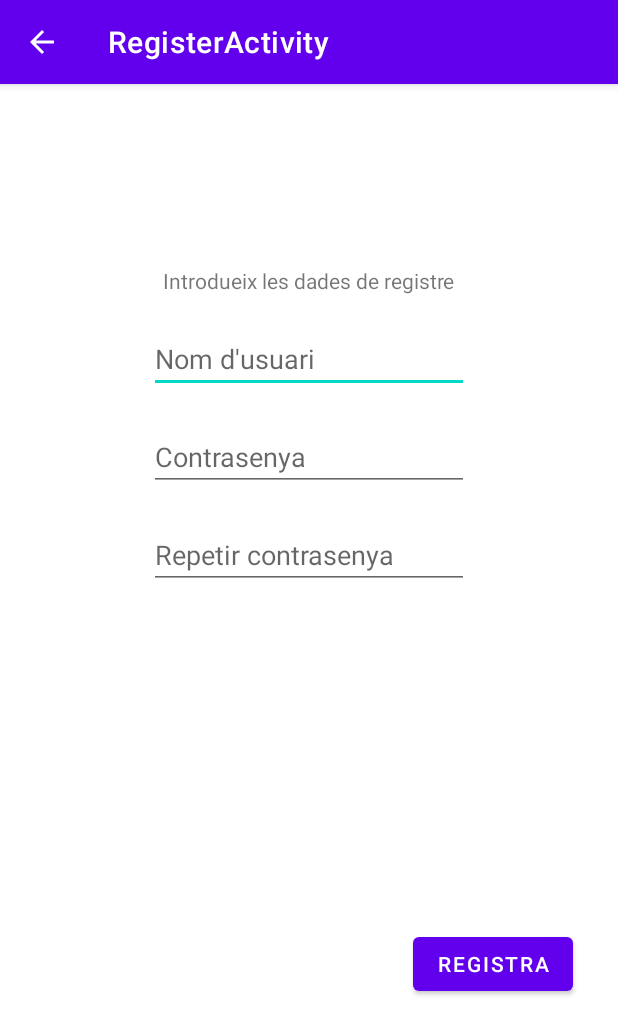
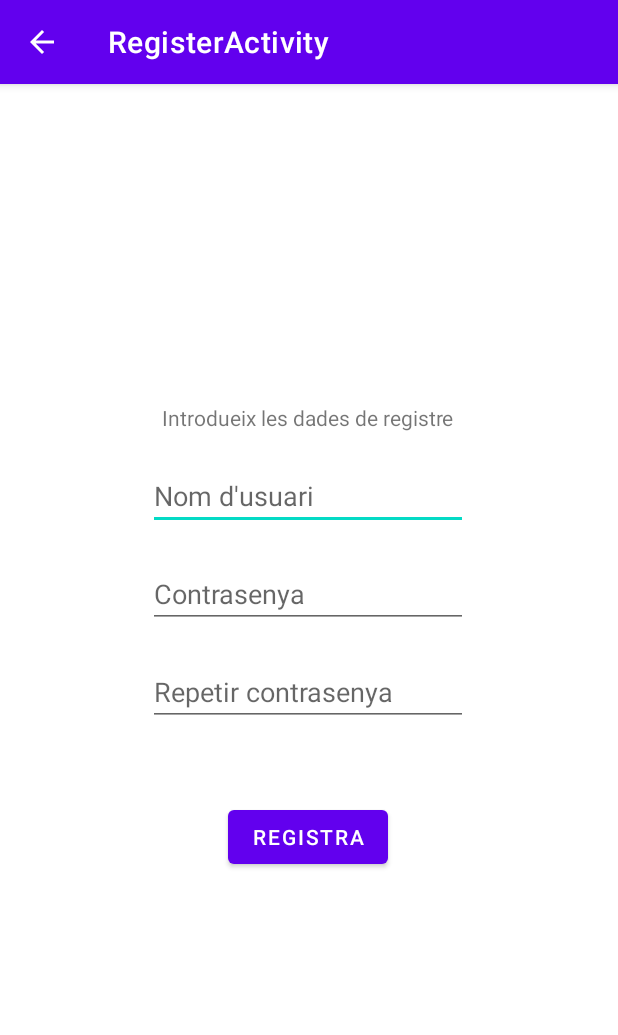
Before and after one commit to iliasasskali/SquadFinder, an Android app: the screen it shows after launch (RegisterActivity), after a tap on "REGISTRE", on a phone screen of 412 x 824 dp. Shown: the top 1035 px of the screen. Run offline under Robolectric (Android 15) with nearby library versions, the phone set to English and light mode, and no system bars.

```diff
--- a/app/src/main/java/upf/edu/squadfinder/MainActivity.kt
+++ b/app/src/main/java/upf/edu/squadfinder/MainActivity.kt
@@ -26,10 +26,10 @@ class MainActivity : AppCompatActivity() {
             startActivity(intentRegister)
         }
 
-        val chatButton = findViewById<Button>(R.id.chatButton)
+        /*val chatButton = findViewById<Button>(R.id.chatButton)
         chatButton.setOnClickListener {
             val intentChat = Intent(this, ChatActivity::class.java).apply {}
             startActivity(intentChat)
-        }
+        }*/
     }
 }
--- a/app/src/main/res/layout/activity_login.xml
+++ b/app/src/main/res/layout/activity_login.xml
@@ -53,8 +53,8 @@
             android:id="@+id/sendButton"
             android:layout_width="wrap_content"
             android:layout_height="wrap_content"
-            android:layout_marginTop="20dp"
-            android:layout_marginBottom="20dp"
+            android:layout_marginTop="50dp"
+            android:layout_marginBottom="50dp"
             android:text="@string/login_send_button"
             app:layout_constraintBottom_toBottomOf="parent"
             app:layout_constraintEnd_toEndOf="parent"
--- a/app/src/main/res/layout/activity_register.xml
+++ b/app/src/main/res/layout/activity_register.xml
@@ -12,33 +12,13 @@
         android:layout_width="match_parent"
         android:layout_height="match_parent">
 
-        <Button
-            android:id="@+id/registerButton2"
-            android:layout_width="wrap_content"
-            android:layout_height="wrap_content"
-            android:layout_marginStart="255dp"
-            android:layout_marginTop="529dp"
-            android:layout_marginEnd="30dp"
-            android:layout_marginBottom="124dp"
-            android:text="REGISTRA"
-            android:visibility="visible"
-            app:layout_constraintBottom_toBottomOf="parent"
-            app:layout_constraintEnd_toEndOf="parent"
-            app:layout_constraintHorizontal_bias="1.0"
-            app:layout_constraintStart_toStartOf="parent"
-            app:layout_constraintTop_toTopOf="parent"
-            tools:visibility="visible" />
-
         <androidx.constraintlayout.widget.ConstraintLayout
             android:id="@+id/constraintLayout"
             android:layout_width="wrap_content"
             android:layout_height="wrap_content"
-            android:layout_marginStart="101dp"
-            android:layout_marginTop="50dp"
-            android:layout_marginEnd="101dp"
-            android:layout_marginBottom="175dp"
-            app:layout_constraintBottom_toTopOf="@+id/registerButton2"
+            app:layout_constraintBottom_toBottomOf="parent"
             app:layout_constraintEnd_toEndOf="parent"
+            app:layout_constraintHorizontal_bias="0.497"
             app:layout_constraintStart_toStartOf="parent"
             app:layout_constraintTop_toTopOf="parent">
 
@@ -84,10 +64,23 @@
                 android:ems="10"
                 android:hint="Repetir contrasenya"
                 android:inputType="textPassword"
+                app:layout_constraintEnd_toEndOf="parent"
+                app:layout_constraintStart_toStartOf="parent"
+                app:layout_constraintTop_toBottomOf="@+id/inputPass" />
+
+            <Button
+                android:id="@+id/registerButton2"
+                android:layout_width="wrap_content"
+                android:layout_height="wrap_content"
+                android:layout_marginTop="50dp"
+                android:layout_marginBottom="50dp"
+                android:text="REGISTRA"
+                android:visibility="visible"
                 app:layout_constraintBottom_toBottomOf="parent"
                 app:layout_constraintEnd_toEndOf="parent"
                 app:layout_constraintStart_toStartOf="parent"
-                app:layout_constraintTop_toBottomOf="@+id/inputPass" />
+                app:layout_constraintTop_toBottomOf="@+id/inputPass2"
+                tools:visibility="visible" />
 
         </androidx.constraintlayout.widget.ConstraintLayout>
     </androidx.constraintlayout.widget.ConstraintLayout>
```
Also changed, not shown: app/src/main/res/layout/activity_main.xml (+0 -12 lines), 56 other files.
